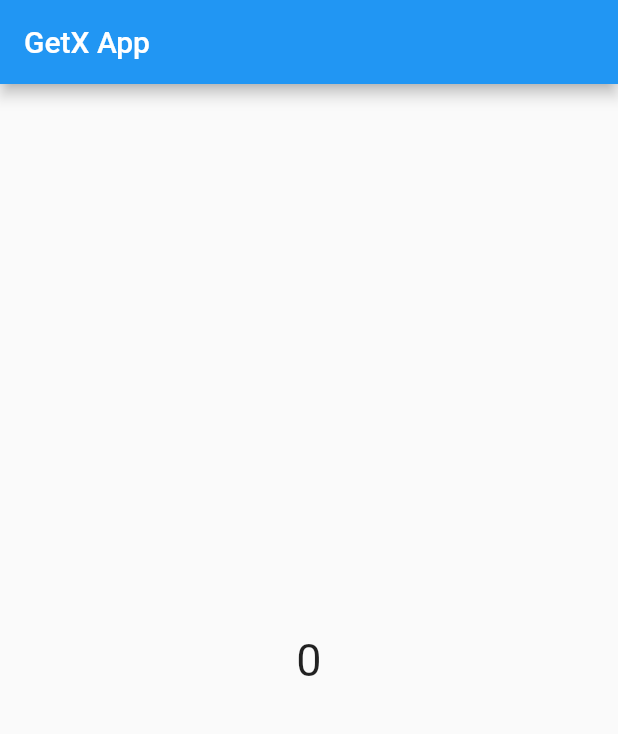
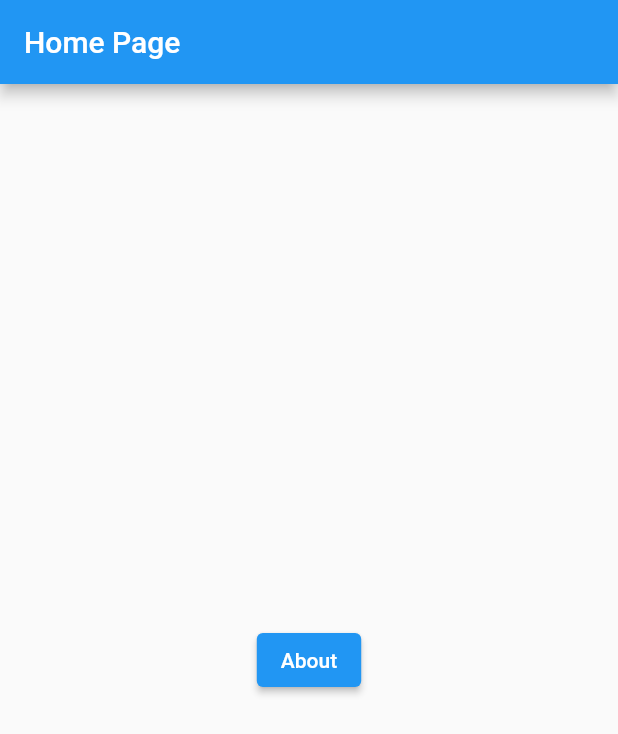
Before and after one commit to BryanDietrichBernhardt/curso-flutter-GetX, a Flutter app: the screen it shows after launch, on a phone screen of 412 x 824 dp. Shown: the top 734 px of the screen. Run offline on Flutter 3.47's test engine with Material 2 defaults, Android fonts, the phone set to English and light mode, and no system bars; our stand-ins replace get.

Commit message:
Add simple getx routes

```diff
--- /dev/null
+++ b/lib/app/about/about_page.dart
@@ -0,0 +1,21 @@
+import 'package:flutter/material.dart';
+import 'package:get/get.dart';
+
+class AboutPage extends StatelessWidget {
+  const AboutPage({super.key});
+
+  @override
+  Widget build(BuildContext context) {
+    return Scaffold(
+      appBar: AppBar(
+        title: const Text("About Page"),
+      ),
+      body: Center(
+        child: ElevatedButton(
+          child: const Text("Home"),
+          onPressed: () => Get.back(),
+        ),
+      ),
+    );
+  }
+}
--- a/lib/app/app_widget.dart
+++ b/lib/app/app_widget.dart
@@ -1,4 +1,5 @@
 import 'package:flutter/material.dart';
+import 'package:get/get.dart';
 import 'package:getx_app/app/home/home_page.dart';
 
 class MainApp extends StatelessWidget {
@@ -6,7 +7,8 @@ class MainApp extends StatelessWidget {
 
   @override
   Widget build(BuildContext context) {
-    return MaterialApp(
+    // change MaterialApp to GetMaterialApp
+    return GetMaterialApp(
       debugShowCheckedModeBanner: false,
       initialRoute: '/',
       routes: {
--- a/lib/app/home/home_page.dart
+++ b/lib/app/home/home_page.dart
@@ -1,45 +1,65 @@
 import 'package:flutter/material.dart';
 import 'package:get/get.dart';
+import 'package:getx_app/app/about/about_page.dart';
 
-class Controller extends GetxController {
-  static Controller get to => Get.find();
+class HomePage extends StatelessWidget {
+  const HomePage({super.key});
 
-  String title = 'GetX App';
-  int value = 0;
-
-  void incrementValue() {
-    value++;
-    update();
+  @override
+  Widget build(BuildContext context) {
+    return Scaffold(
+      appBar: AppBar(
+        title: const Text("Home Page"),
+      ),
+      body: Center(
+        child: ElevatedButton(
+          child: const Text("About"),
+          onPressed: () => Get.to(const AboutPage()),
+        ),
+      ),
+    );
   }
 }
 
-class HomePage extends StatelessWidget {
-  final controller = Get.put(Controller());
+// class Controller extends GetxController {
+//   static Controller get to => Get.find();
 
-  HomePage({super.key});
+//   String title = 'GetX App';
+//   int value = 0;
 
-  @override
-  Widget build(BuildContext context) {
-    return GetBuilder<Controller>(
-      init: Controller(),
-      builder: (_) {
-        return Scaffold(
-          appBar: AppBar(
-            title: Text(controller.title),
-          ),
-          body: Center(
-            child: GestureDetector(
-              onTap: () => controller.incrementValue(),
-              child: Text(
-                controller.value.toString(),
-                style: const TextStyle(
-                  fontSize: 30,
-                ),
-              ),
-            ),
-          ),
-        );
-      },
-    );
-  }
-}
+//   void incrementValue() {
+//     value++;
+//     update();
+//   }
+// }
+
+// class HomePage extends StatelessWidget {
+//   final controller = Get.put(Controller());
+
+//   HomePage({super.key});
+
+//   @override
+//   Widget build(BuildContext context) {
+//     return GetBuilder<Controller>(
+//       init: Controller(),
+//       builder: (_) {
+//         return Scaffold(
+//           appBar: AppBar(
+//             title: Text(controller.title),
+//           ),
+//           body: Center(
+//             child: GestureDetector(
+//               onTap: () => controller.incrementValue(),
+//               child: Text(
+//                 controller.value.toString(),
+//                 style: const TextStyle(
+//                   fontSize: 30,
+//                 ),
+//               ),
+//             ),
+//           ),
+//         );
+//       },
+//     );
+//   }
+// }
```
